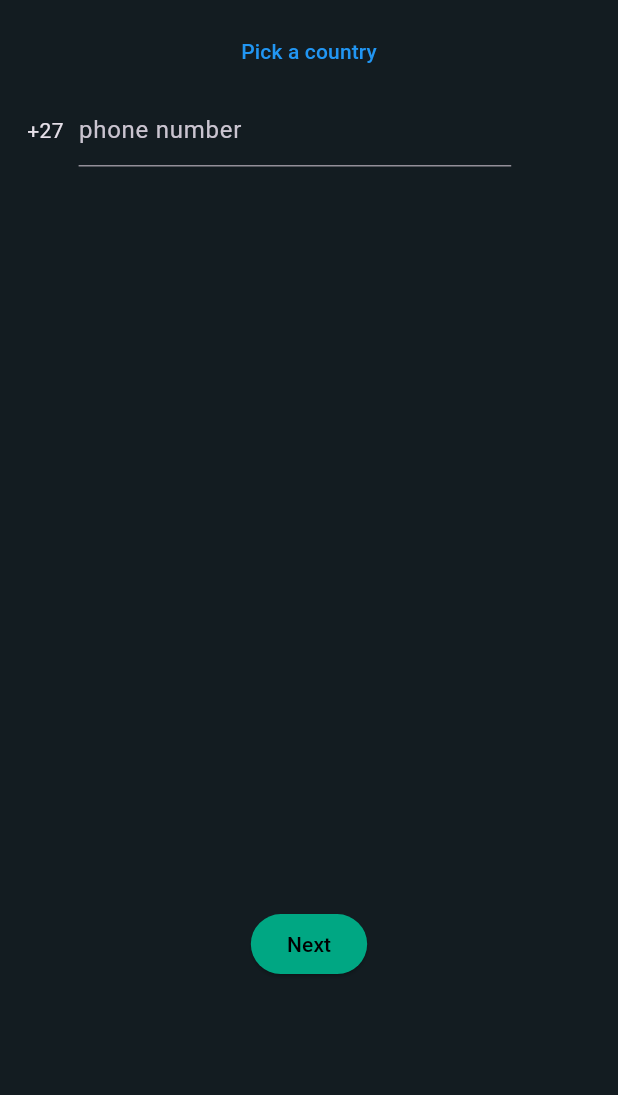
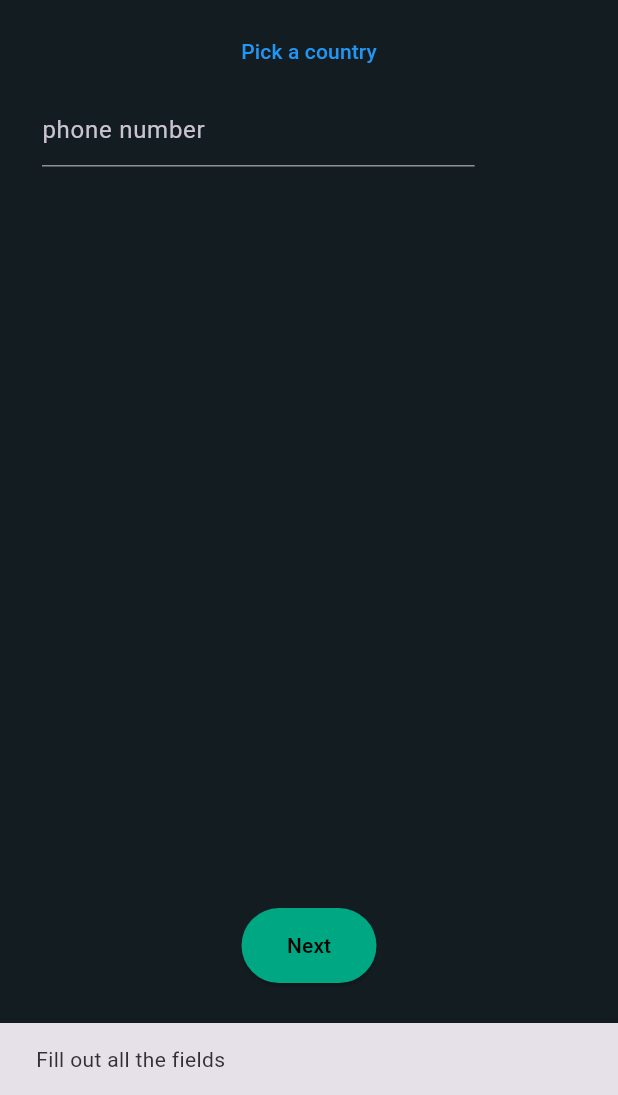
Before and after one commit to Bonga1987/whatsapp_clone, a Flutter app: the LoginScreen screen opened by its route, after a tap on "Next", on a phone screen of 412 x 824 dp, the part 141-1236 px from its top. Run offline on Flutter 3.47's test engine with Material 3 defaults, Android fonts, the phone set to English and light mode, and no system bars; our stand-ins replace cloud_firestore, country_picker, firebase_auth, firebase_core, flutter_riverpod; accounts and stored records are empty.

```diff
--- /dev/null
+++ b/whatsapp_clone/lib/common/utils/utils.dart
@@ -0,0 +1,9 @@
+import 'package:flutter/material.dart';
+
+void showSnackBar({required BuildContext context, required String content}) {
+  ScaffoldMessenger.of(context).showSnackBar(
+    SnackBar(
+      content: Text(content),
+    ),
+  );
+}
--- a/whatsapp_clone/lib/common/widgets/custom_button.dart
+++ b/whatsapp_clone/lib/common/widgets/custom_button.dart
@@ -12,6 +12,7 @@ class CustomButton extends StatelessWidget {
       onPressed: onPressed,
       style: ElevatedButton.styleFrom(
         backgroundColor: tabColor,
+        minimumSize: const Size(double.infinity, 50),
       ),
       child: Text(
         text,
--- a/whatsapp_clone/lib/features/auth/screens/login_screen.dart
+++ b/whatsapp_clone/lib/features/auth/screens/login_screen.dart
@@ -1,22 +1,49 @@
+import 'package:firebase_auth/firebase_auth.dart';
 import 'package:flutter/material.dart';
+import 'package:flutter_riverpod/flutter_riverpod.dart';
 import 'package:whatsapp_clone/color.dart';
+import 'package:whatsapp_clone/common/utils/utils.dart';
 import 'package:whatsapp_clone/common/widgets/custom_button.dart';
+import 'package:country_picker/country_picker.dart';
+import 'package:whatsapp_clone/features/auth/controller/auth_controller.dart';
 
-class LoginScreen extends StatefulWidget {
+class LoginScreen extends ConsumerStatefulWidget {
   static const routeName = '/login-screen';
   const LoginScreen({super.key});
 
   @override
-  State<StatefulWidget> createState() => _LoginScreenState();
+  ConsumerState<LoginScreen> createState() => _LoginScreenState();
 }
 
-class _LoginScreenState extends State<LoginScreen> {
+class _LoginScreenState extends ConsumerState<LoginScreen> {
   final phoneController = TextEditingController();
+  Country? country;
 
   @override
   void dispose() {
     super.dispose();
     phoneController.dispose();
+  }
+
+  void pickCountry() {
+    showCountryPicker(
+        context: context,
+        onSelect: (Country country) {
+          setState(() {
+            this.country = country;
+          });
+        });
+  }
+
+  void sendPhoneNumber() {
+    String phoneNumber = phoneController.text.trim();
+    if (country != null && phoneNumber.isNotEmpty) {
+      ref
+          .read(authControllerProvider)
+          .singInWithPhone(context, '+${country!.phoneCode}$phoneNumber');
+    } else {
+      showSnackBar(context: context, content: 'Fill out all the fields');
+    }
   }
 
   @override
@@ -32,18 +59,15 @@ class _LoginScreenState extends State<LoginScreen> {
         child: Column(
           crossAxisAlignment: CrossAxisAlignment.center,
           children: [
-            Padding(
-              padding: EdgeInsets.only(left: 20, right: 20),
-              child: Text(
-                'WhatsApp will need to verify your phone number',
-                textAlign: TextAlign.center,
-              ),
+            Text(
+              'WhatsApp will need to verify your phone number',
+              textAlign: TextAlign.center,
             ),
             SizedBox(
               height: 10,
             ),
             TextButton(
-              onPressed: () {},
+              onPressed: pickCountry,
               child: Text(
                 'Pick a country',
                 style: TextStyle(color: Colors.blue),
@@ -54,7 +78,7 @@ class _LoginScreenState extends State<LoginScreen> {
             ),
             Row(
               children: [
-                Text('+27'),
+                if (country != null) Text('+${country!.phoneCode}'),
                 SizedBox(
                   width: 10,
                 ),
@@ -72,9 +96,12 @@ class _LoginScreenState extends State<LoginScreen> {
             SizedBox(
               height: MediaQuery.of(context).size.height * 0.6,
             ),
-            CustomButton(
-              text: 'Next',
-              onPressed: () {},
+            SizedBox(
+              width: 90,
+              child: CustomButton(
+                text: 'Next',
+                onPressed: sendPhoneNumber,
+              ),
             ),
           ],
         ),
--- a/whatsapp_clone/lib/router.dart
+++ b/whatsapp_clone/lib/router.dart
@@ -1,6 +1,8 @@
 import 'package:flutter/material.dart';
 import 'package:whatsapp_clone/common/widgets/error.dart';
 import 'package:whatsapp_clone/features/auth/screens/login_screen.dart';
+import 'package:whatsapp_clone/features/auth/screens/otp_screen.dart';
+import 'package:whatsapp_clone/features/auth/screens/user_information_screen.dart';
 
 Route<dynamic> generateRoute(RouteSettings settings) {
   switch (settings.name) {
@@ -8,9 +10,20 @@ Route<dynamic> generateRoute(RouteSettings settings) {
       return MaterialPageRoute(
         builder: (context) => const LoginScreen(),
       );
+    case OTPScreen.routeName:
+      final verificationId = settings.arguments as String;
+      return MaterialPageRoute(
+        builder: (context) => OTPScreen(
+          verificationId: verificationId,
+        ),
+      );
+    case UserInformationScreen.routeName:
+      return MaterialPageRoute(
+        builder: (context) => UserInformationScreen(),
+      );
     default:
       return MaterialPageRoute(
-        builder: (context) => Scaffold(
+        builder: (context) => const Scaffold(
           body: ErrorScreen(error: '404: Page does not exist'),
         ),
       );
--- a/whatsapp_clone/pubspec.yaml
+++ b/whatsapp_clone/pubspec.yaml
@@ -38,6 +38,8 @@ dependencies:
   firebase_storage: ^12.4.6
   firebase_auth: ^5.5.4
   cloud_firestore: ^5.6.8
+  country_picker: ^2.0.27
+  flutter_riverpod: ^2.6.1
 
 dev_dependencies:
   flutter_test:
```
Also changed, not shown: whatsapp_clone/lib/features/auth/controller/auth_controller.dart (added, +27 -0 lines), whatsapp_clone/lib/features/auth/repository/auth_repository.dart (added, +62 -0 lines), whatsapp_clone/lib/features/auth/screens/otp_screen.dart (added, +59 -0 lines), whatsapp_clone/lib/features/auth/screens/user_information_screen.dart (added, +11 -0 lines), whatsapp_clone/lib/features/landing/screens/landing_screen.dart (+6 -3 lines), whatsapp_clone/lib/main.dart (+6 -1 lines), whatsapp_clone/pubspec.lock.
